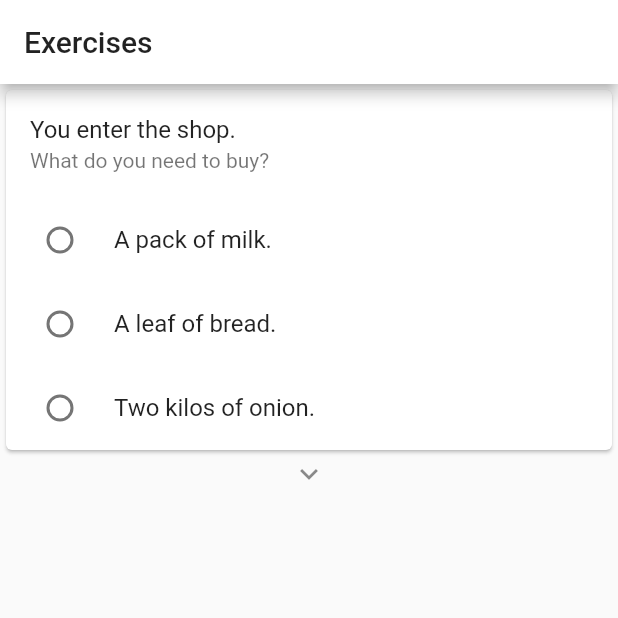
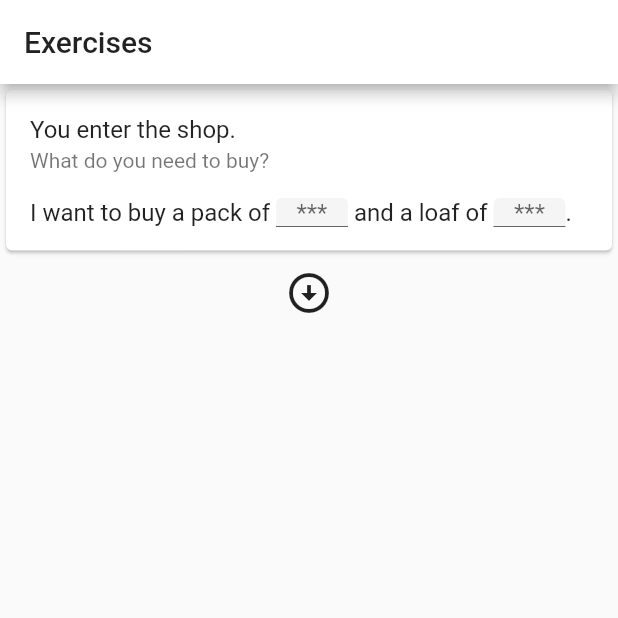
Before and after one commit to aabounegm/phrase_recorder, a Flutter app: the screen it shows after launch, on a phone screen of 412 x 824 dp, the top half of it. Run offline on Flutter 3.47's test engine with Material 2 defaults, Android fonts, the light colour scheme and no system bars; our stand-ins replace cloud_firestore, firebase_core, firebase_storage, permission_handler, pull_to_refresh, shared_preferences and 1 more; missing offline and left inert: flutter_archive, flutter_sound; accounts and stored records are empty.

Commit message:
Fix typo

```diff
--- a/lib/scenario/scenario_page.dart
+++ b/lib/scenario/scenario_page.dart
@@ -21,14 +21,14 @@ class _ScenarioPageState extends State<ScenarioPage> {
       'start': Node(
         text: 'You enter the shop.',
         question: 'What do you need to buy?',
-        // type: 'typing',
-        // exercise: 'I want to buy a pack of ### and a load of ###.',
-        type: 'choice',
-        exercise: [
-          Option('milk', 'A pack of milk.'),
-          Option('bread', 'A leaf of bread.'),
-          Option('onion', 'Two kilos of onion.'),
-        ],
+        type: 'typing',
+        exercise: 'I want to buy a pack of ### and a loaf of ###.',
+        // type: 'choice',
+        // exercise: [
+        //   Option('milk', 'A pack of milk.'),
+        //   Option('bread', 'A leaf of bread.'),
+        //   Option('onion', 'Two kilos of onion.'),
+        // ],
         state: 'product',
         transitions: [
           Transition(
```
